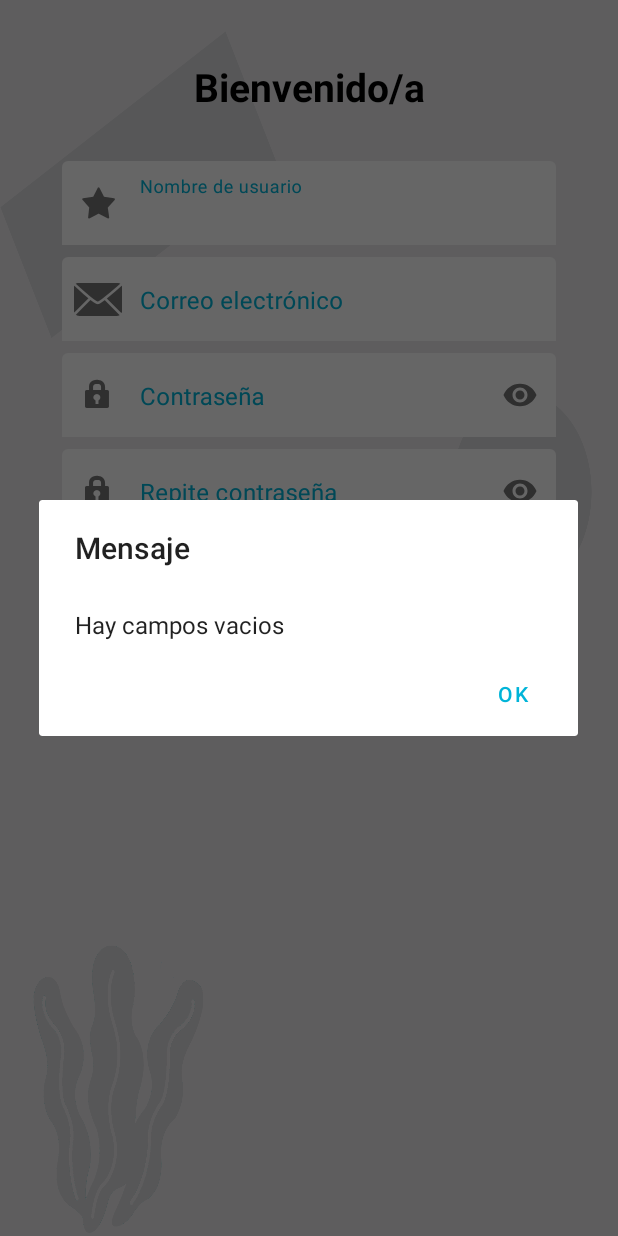
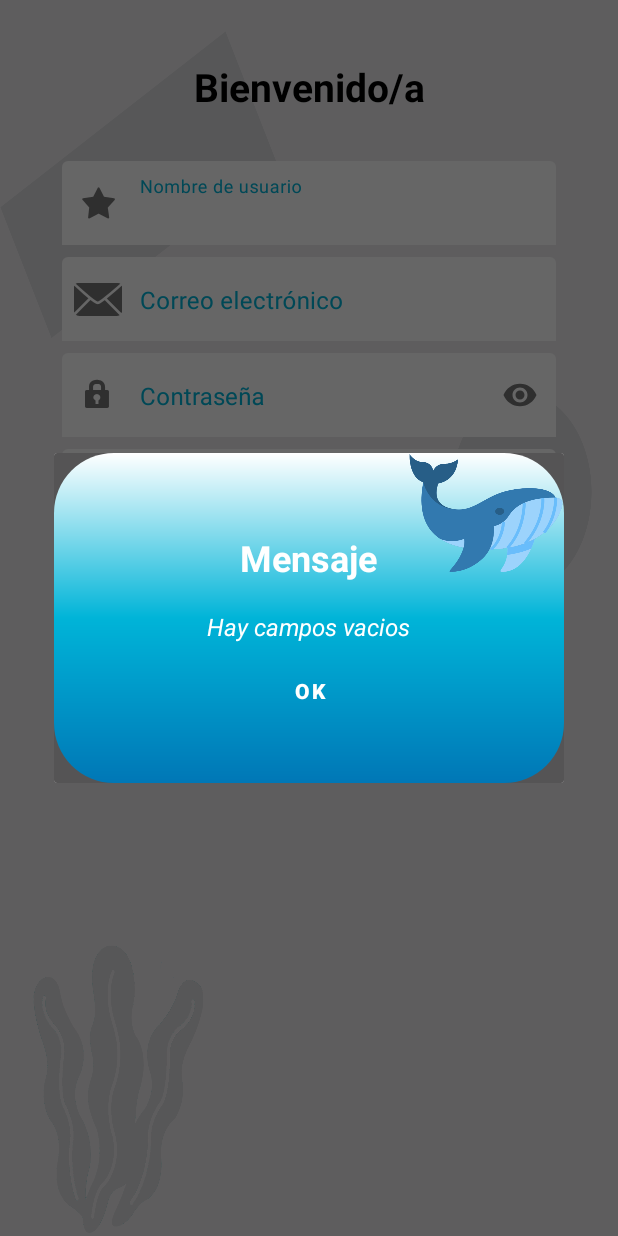
Before and after one commit to 6TenYi9/SeacondLife, an Android app: the SignUpActivity screen opened directly, with no data from a screen before it, after a tap on "CREAR CUENTA", on a phone screen of 412 x 824 dp. Run offline under Robolectric (Android 15) with nearby library versions, the phone set to English and light mode, and no system bars; 1 statement that could not run was skipped.

Commit message:
Custom Dialog Done!!

```diff
--- a/app/src/main/java/com/team/seacondlife/LoginActivity.kt
+++ b/app/src/main/java/com/team/seacondlife/LoginActivity.kt
@@ -26,6 +26,7 @@ class LoginActivity : AppCompatActivity() {
 
         //dbhelp.addMasterUser()
 
+
         var contra = findViewById<TextView>(R.id.textForgotPassword)
 
         bind.buttonLogin.setOnClickListener{
@@ -37,9 +38,10 @@ class LoginActivity : AppCompatActivity() {
             }else{
                 var ad = Dialog(this)
                 ad.setContentView(R.layout.dialog_style)
-                //ad.setTitle(R.string.AlertDg_common_title)
-                //ad.setMessage(R.string.AlertDg_message_ErrLogin)
-                //ad.setPositiveButton(R.string.AlertDg_possbtn_text, null)
+                ad.findViewById<TextView>(R.id.DialogMessage).setText(R.string.AlertDg_message_ErrLogin)
+                ad.findViewById<Button>(R.id.DialogButton).setOnClickListener{
+                    ad.dismiss()
+                }
                 ad.show()
             }
         }
--- a/app/src/main/java/com/team/seacondlife/SignUpActivity.kt
+++ b/app/src/main/java/com/team/seacondlife/SignUpActivity.kt
@@ -1,11 +1,14 @@
 package com.team.seacondlife
 
 import android.annotation.SuppressLint
+import android.app.Dialog
 import android.content.ContentValues
 import android.content.DialogInterface
 import android.content.Intent
 import androidx.appcompat.app.AppCompatActivity
 import android.os.Bundle
+import android.widget.Button
+import android.widget.TextView
 import android.widget.Toast
 import androidx.appcompat.app.AlertDialog
 import com.team.UserDataBase.UserSQLiteHelper
@@ -22,19 +25,21 @@ class SignUpActivity : AppCompatActivity() {
         setContentView(binding.root)
 
         val dbhelpe=UserSQLiteHelper(applicationContext)
-        var DataAdded=AlertDialog.Builder(this)
 
         binding.buttonSignUp.setOnClickListener{
             var username_new=binding.editUsername.text.toString()
             var email_new=binding.editEmail.text.toString()
             var password_new=binding.editSetPassword.text.toString()
             var confirm_password=binding.editConfirmPassword.text.toString()
+            var DataAdded=Dialog(this)
+            DataAdded.setContentView(R.layout.dialog_style)
+
             if(username_new.isNotEmpty() && email_new.isNotEmpty() && password_new.isNotEmpty() && confirm_password.isNotEmpty()){
                 if(password_new==confirm_password&&dbhelpe.VerifyUser(username_new,password_new)!=true){
                     dbhelpe.addNewUser(username_new,email_new,password_new)
-                    DataAdded.setTitle(R.string.AlertDg_common_title)
-                    DataAdded.setMessage(R.string.AlertDg_message_SuccSignUp)
-                    DataAdded.setPositiveButton(R.string.AlertDg_possbtn_text){dialog,which->
+
+                    DataAdded.findViewById<TextView>(R.id.DialogMessage).setText(R.string.AlertDg_message_SuccSignUp)
+                    DataAdded.findViewById<Button>(R.id.DialogButton).setOnClickListener{
                         ToMain()
                     }
                     DataAdded.show()
@@ -44,15 +49,17 @@ class SignUpActivity : AppCompatActivity() {
                     binding.editConfirmPassword.text?.clear()
                 }else{
                     /** mostrar toast con error si el nombre de usuario y contraseña ya existen */
-                    DataAdded.setTitle(R.string.AlertDg_common_title)
-                    DataAdded.setMessage(R.string.AlertDg_message_ErrSignUp)
-                    DataAdded.setPositiveButton(R.string.AlertDg_possbtn_text,null)
+                    DataAdded.findViewById<TextView>(R.id.DialogMessage).setText(R.string.AlertDg_message_ErrSignUp)
+                    DataAdded.findViewById<Button>(R.id.DialogButton).setOnClickListener{
+                        DataAdded.dismiss()
+                    }
                     DataAdded.show()
                 }
             }else{
-                DataAdded.setTitle(R.string.AlertDg_common_title)
-                DataAdded.setMessage(R.string.AlertDg_message_EmptySignUp)
-                DataAdded.setPositiveButton(R.string.AlertDg_possbtn_text,null)
+                DataAdded.findViewById<TextView>(R.id.DialogMessage).setText(R.string.AlertDg_message_EmptySignUp)
+                DataAdded.findViewById<Button>(R.id.DialogButton).setOnClickListener{
+                    DataAdded.dismiss()
+                }
                 DataAdded.show()
             }
         }
--- a/app/src/main/res/drawable/dialog_background.xml
+++ b/app/src/main/res/drawable/dialog_background.xml
@@ -7,5 +7,5 @@
         android:startColor="@color/darkblue">
 
     </gradient>
-    <corners android:radius="29dp"/>
+    <corners android:radius="40dp"/>
 </shape>
--- /dev/null
+++ b/app/src/main/res/drawable/dialogbutton_style.xml
@@ -0,0 +1,15 @@
+<?xml version="1.0" encoding="utf-8"?>
+<selector xmlns:android="http://schemas.android.com/apk/res/android">
+    <item android:state_pressed="true">
+        <shape android:shape="rectangle">
+            <corners android:radius="40dp"/>
+        </shape>
+        <color android:color="#2ED806"/>
+    </item>
+    <item>
+        <shape android:shape="rectangle">
+            <corners android:radius="40dp"/>
+            <solid android:color="@android:color/transparent" />
+        </shape>
+    </item>
+</selector>
--- a/app/src/main/res/layout/dialog_style.xml
+++ b/app/src/main/res/layout/dialog_style.xml
@@ -1,36 +1,51 @@
 <?xml version="1.0" encoding="utf-8"?>
-<LinearLayout xmlns:android="http://schemas.android.com/apk/res/android"
-    android:layout_width="360dp"
-    android:layout_height="260dp"
+<androidx.constraintlayout.widget.ConstraintLayout xmlns:android="http://schemas.android.com/apk/res/android"
+    xmlns:app="http://schemas.android.com/apk/res-auto"
+    android:layout_width="match_parent"
+    android:layout_height="220dp"
+    android:background="@color/transparent_grey">
+    <LinearLayout
+        android:layout_width="340dp"
+        android:layout_height="220dp"
         android:orientation="vertical"
-    android:padding="16dp"
+        android:padding="24dp"
         android:background="@drawable/dialog_background"
-    android:gravity="center">
+        android:gravity="center"
+        app:layout_constraintBottom_toBottomOf="parent"
+        app:layout_constraintStart_toStartOf="parent"
+        app:layout_constraintEnd_toEndOf="parent">
         <TextView
             android:id="@+id/DialogTitle"
-        android:paddingBottom="16dp"
+            android:layout_marginTop="16dp"
             android:textStyle="bold"
             android:textColor="@color/white"
             android:textSize="24dp"
+            android:text="@string/AlertDg_common_title"
             android:textAlignment="center"
             android:layout_width="wrap_content"
-        android:layout_height="wrap_content"
-        android:text="@string/username"
-        />
+            android:layout_height="wrap_content" />
         <TextView
             android:id="@+id/DialogMessage"
-        android:paddingBottom="16dp"
+            android:layout_marginBottom="8dp"
             android:textStyle="italic"
             android:textColor="@color/white"
             android:textSize="16dp"
             android:layout_width="wrap_content"
+            android:layout_height="wrap_content"/>
+        <Button
+            android:id="@+id/DialogButton"
+            android:layout_width="match_parent"
             android:layout_height="wrap_content"
-        android:text="@string/username"/>
-
+            android:background="@drawable/dialogbutton_style"
+            android:text="@string/AlertDg_possbtn_text"
+            android:textStyle="bold"
+            android:textColor="@color/white"/>
+    </LinearLayout>
     <ImageButton
-        android:layout_width="80dp"
-        android:layout_height="60dp"
+        android:layout_width="104dp"
+        android:layout_height="80dp"
         android:textAlignment="center"
-        android:background="@drawable/whale"/>
-
-</LinearLayout>
+        android:background="@drawable/whale"
+        app:layout_constraintEnd_toEndOf="parent"
+        app:layout_constraintTop_toTopOf="parent"/>
+</androidx.constraintlayout.widget.ConstraintLayout>
--- a/app/src/main/res/values/colors.xml
+++ b/app/src/main/res/values/colors.xml
@@ -11,5 +11,5 @@
     <color name="verylightblue">#CAF0F8</color>
     <color name="transparent_white">#B3FFFFFF</color>
     <color name="grey">#808080</color>
-
+    <color name="transparent_grey">#555455</color>
 </resources>
--- a/app/src/main/res/values/themes.xml
+++ b/app/src/main/res/values/themes.xml
@@ -44,10 +44,6 @@
         <item name="windowNoTitle">true</item>
     </style>
 
-    <style name="CustomDialog" parent="android:Theme.Dialog">
-
-    </style>
-
     <style name="Theme.SeacondLife.AppBarOverlay" parent="ThemeOverlay.AppCompat.Dark.ActionBar" />
 
     <style name="Theme.SeacondLife.PopupOverlay" parent="ThemeOverlay.AppCompat.Light" />
```
Also changed, not shown: 1 other file. Lines whose indentation alone changed are shown as unchanged.
